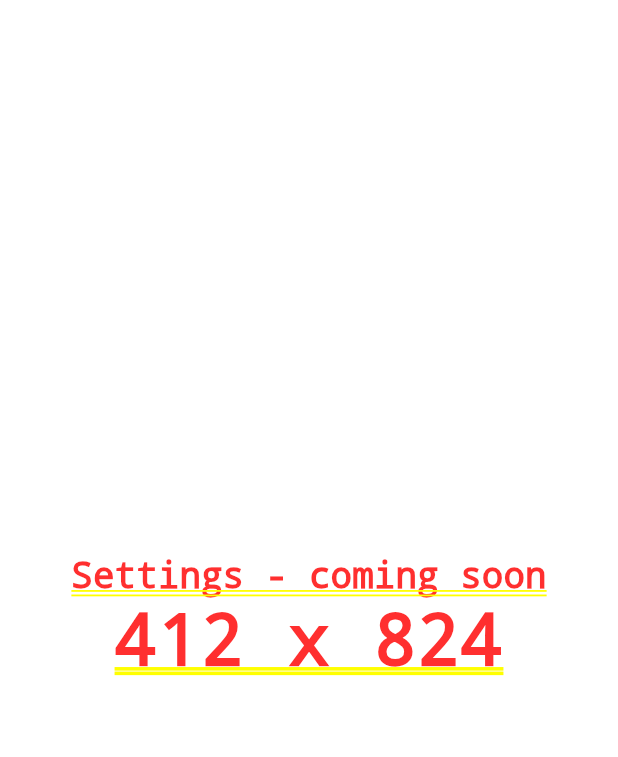
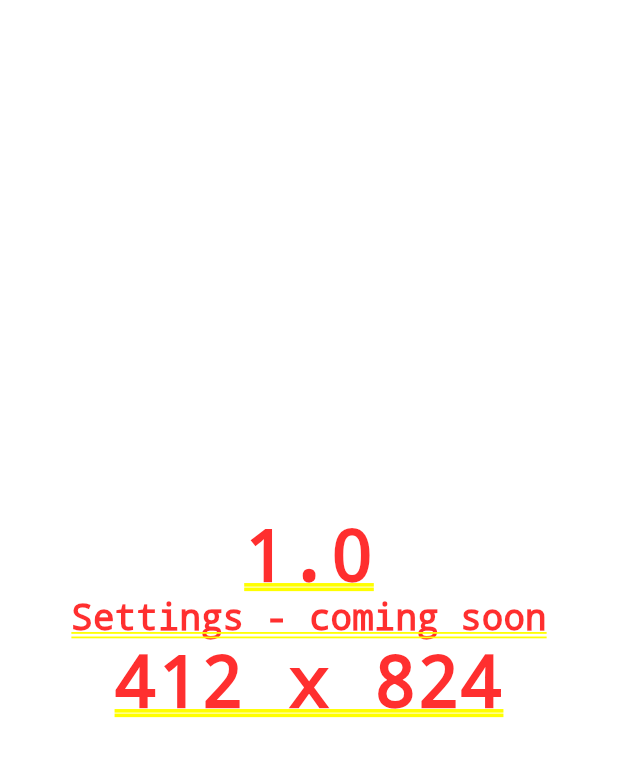
Before and after one commit to michaelgilmore/52-Solitaire, a Flutter app: the screen it shows after launch, item 3 of the bottom bar chosen, on a phone screen of 412 x 824 dp. Shown: the top 757 px of the screen. Run offline on Flutter 3.47's test engine with Material 3 defaults, Android fonts, the light colour scheme and no system bars.

Commit message:
Added app version and you win message

```diff
--- a/lib/game_screen.dart
+++ b/lib/game_screen.dart
@@ -178,6 +178,10 @@ class _GameScreenState extends State<GameScreen> {
           child: Column(
             mainAxisSize: MainAxisSize.max,
             children: [
+              Visibility(
+                visible: stock.isEmpty && waste.isEmpty && foundation[0].length == 14 && foundation[1].length == 14 && foundation[2].length == 14 && foundation[3].length == 14,
+                child: const Text('YOU WIN!')
+              ),
 
               //Stock, Waste, Foundation
               Row(
--- a/lib/main.dart
+++ b/lib/main.dart
@@ -7,6 +7,8 @@ void main() {
 
 class GSolitaireApp extends StatelessWidget {
   const GSolitaireApp({super.key});
+
+  static const APP_VERSION = '1.0';
 
   @override
   Widget build(BuildContext context) {
--- a/lib/settings.dart
+++ b/lib/settings.dart
@@ -1,4 +1,5 @@
 import 'package:flutter/material.dart';
+import 'package:gsolitaire/main.dart';
 
 class Settings extends StatefulWidget {
   const Settings({super.key});
@@ -14,6 +15,7 @@ class _SettingsState extends State<Settings> {
       child: Column(
         mainAxisAlignment: MainAxisAlignment.center,
         children: <Widget>[
+          const Text(GSolitaireApp.APP_VERSION),
           const Text(
             'Settings - coming soon',
             style: TextStyle(fontSize: 24),
```
